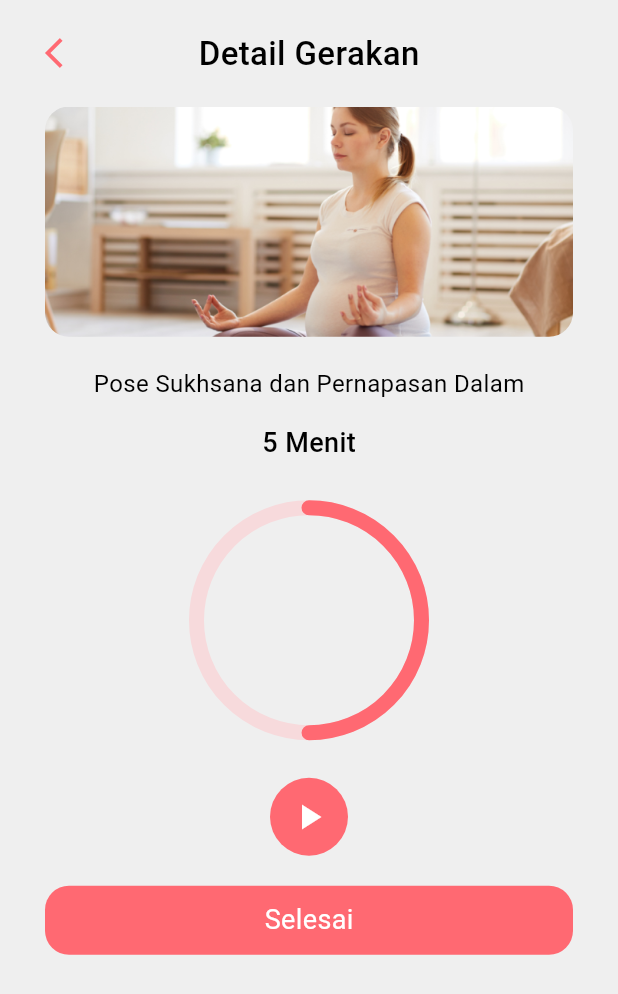
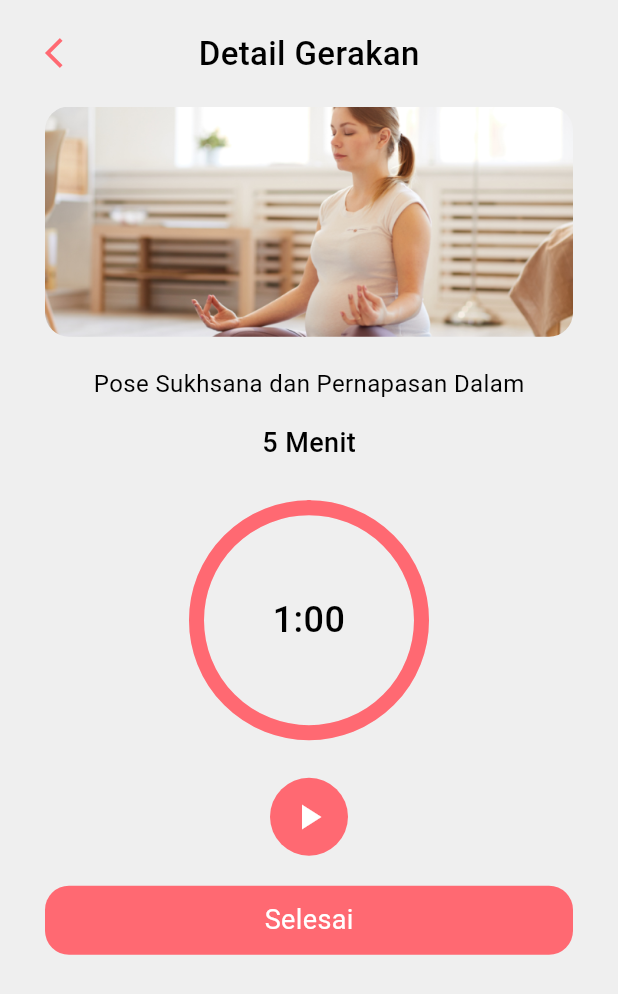
Before and after one commit to ArvinDemas/momsie-app, a Flutter app: the UserDetailGerakanPage screen opened by its route, after a tap on "Mulai", on a phone screen of 412 x 824 dp. Shown: the top 994 px of the screen. Run offline on Flutter 3.47's test engine with Material 3 defaults, Android fonts, the light colour scheme and no system bars; our stand-ins replace get.

Commit message:
Feat : Implementing Working Circular Progress With Timer

```diff
--- a/lib/features/user/edukasi/user_detailgerakan_controller.dart
+++ b/lib/features/user/edukasi/user_detailgerakan_controller.dart
@@ -1,9 +1,43 @@
+import 'dart:async';
 import 'package:get/get.dart';
 
 class UserDetailGerakanController extends GetxController {
   final RxBool explanationState = true.obs;
+  final RxInt timerSecond = 60.obs;
+  Timer? _timer;
+  final RxBool isPlaying = false.obs;
 
   void changeExplanationState() {
     explanationState.value = !explanationState.value;
   }
+
+  String timerString() {
+    final minutes = timerSecond.value ~/ 60;
+    final seconds = timerSecond.value % 60;
+    return '$minutes:${seconds.toString().padLeft(2, '0')}';
+  }
+
+  void timerClick(){
+    isPlaying.value = !isPlaying.value;
+    if(isPlaying.value){
+      startTimer();
+    }else{
+      pauseTimer();
+    }
+  }
+
+  void startTimer() {
+    _timer = Timer.periodic(const Duration(seconds: 1), (Timer timer) {
+      if (timerSecond.value > 0) {
+        timerSecond.value--;
+      }
+    });
+  }
+
+  void pauseTimer() {
+    if (_timer != null && _timer!.isActive) {
+      _timer?.cancel();
+      _timer = null;
+    }
+  }
 }
--- a/lib/features/user/edukasi/user_detailgerakan_page.dart
+++ b/lib/features/user/edukasi/user_detailgerakan_page.dart
@@ -1,6 +1,7 @@
 import 'package:douce/features/user/edukasi/user_detailgerakan_controller.dart';
 import 'package:douce/shared/theme/color.dart';
 import 'package:douce/shared/widget/alert_dialog.dart';
+import 'package:flutter/cupertino.dart';
 import 'package:flutter/material.dart';
 import 'package:flutter/widgets.dart';
 import 'package:get/get.dart';
@@ -107,34 +108,57 @@ class UserDetailGerakanPage extends StatelessWidget {
                               ),
                             ),
                             const SizedBox(height: 30),
+                            Stack(
+                              alignment: Alignment.center,
+                              children: [
                                 SizedBox(
                                   width: 150,
                                   height: 150,
                                   child: CircularProgressIndicator(
-                                value: 0.5,
+                                    value: gerakanController.timerSecond.value /
+                                        60,
                                     color: ColorDouce.douceBase,
                                     backgroundColor: ColorDouce.kindaRed,
                                     strokeWidth: 10,
                                     strokeCap: StrokeCap.round,
                                   ),
                                 ),
+                                Text(
+                                  gerakanController.timerString(),
+                                  style: const TextStyle(
+                                    fontSize: 24,
+                                    color: Colors.black,
+                                    fontWeight: FontWeight.w500,
+                                  ),
+                                  textAlign: TextAlign.center,
+                                ),
+                              ],
+                            ),
                             const SizedBox(height: 30),
-                            Container(
+                            InkWell(
+                              onTap: () => gerakanController.timerClick(),
+                              child: Container(
                                 padding: const EdgeInsets.all(12),
                                 decoration: BoxDecoration(
                                   color: ColorDouce.douceBase,
                                   borderRadius: BorderRadius.circular(9999),
                                 ),
-                              child: const Icon(
-                                Icons.play_arrow,
+                                child: Icon(
+                                  gerakanController.isPlaying.value
+                                      ? Icons.pause
+                                      : Icons.play_arrow,
                                   color: Colors.white,
                                   size: 28,
                                 ),
                               ),
+                            ),
                             const SizedBox(height: 20),
-                            buttonContainer("Selesai", () {
+                            buttonContainer(
+                              "Selesai",
+                              () {
                                 showCustomDialog(context);
-                            })
+                              },
+                            )
                           ],
                         ),
                 ],
@@ -176,7 +200,7 @@ class UserDetailGerakanPage extends StatelessWidget {
         return const CustomAlertDialog(
           isSuccess: true,
           descText: "Silahkan Kembali Besok Untuk Program Yoga Selanjutnya",
-          destination: '/user-detail-program',
+          destination: '/user',
         );
       },
     );
```
Lines whose indentation alone changed are shown as unchanged.
